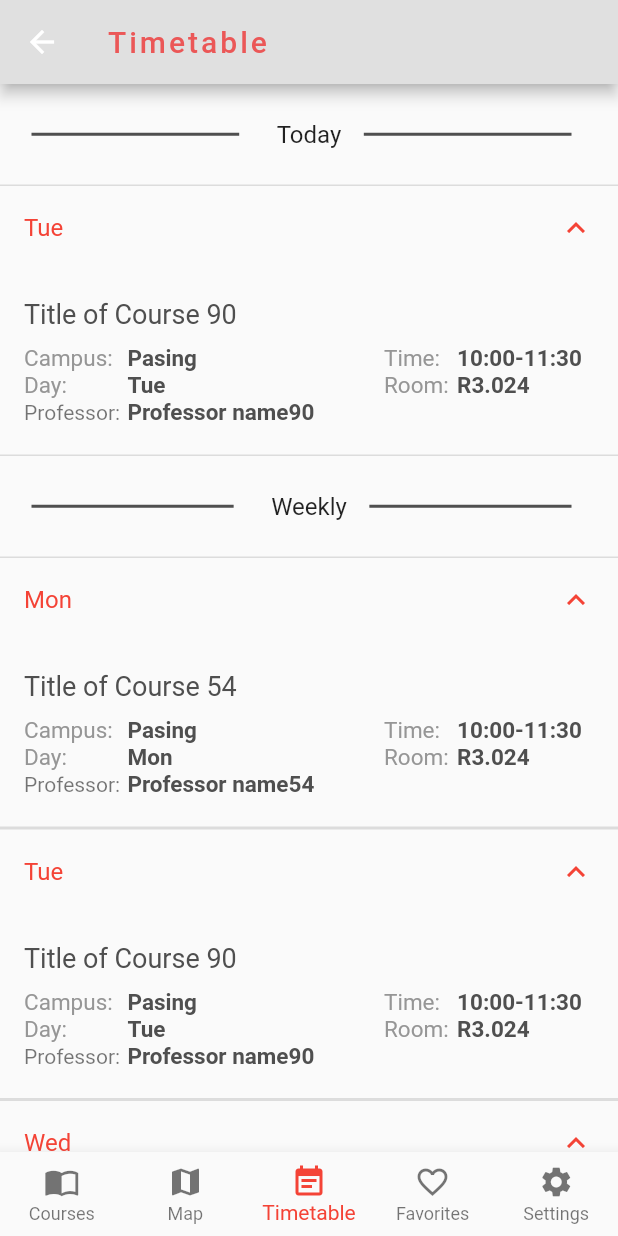
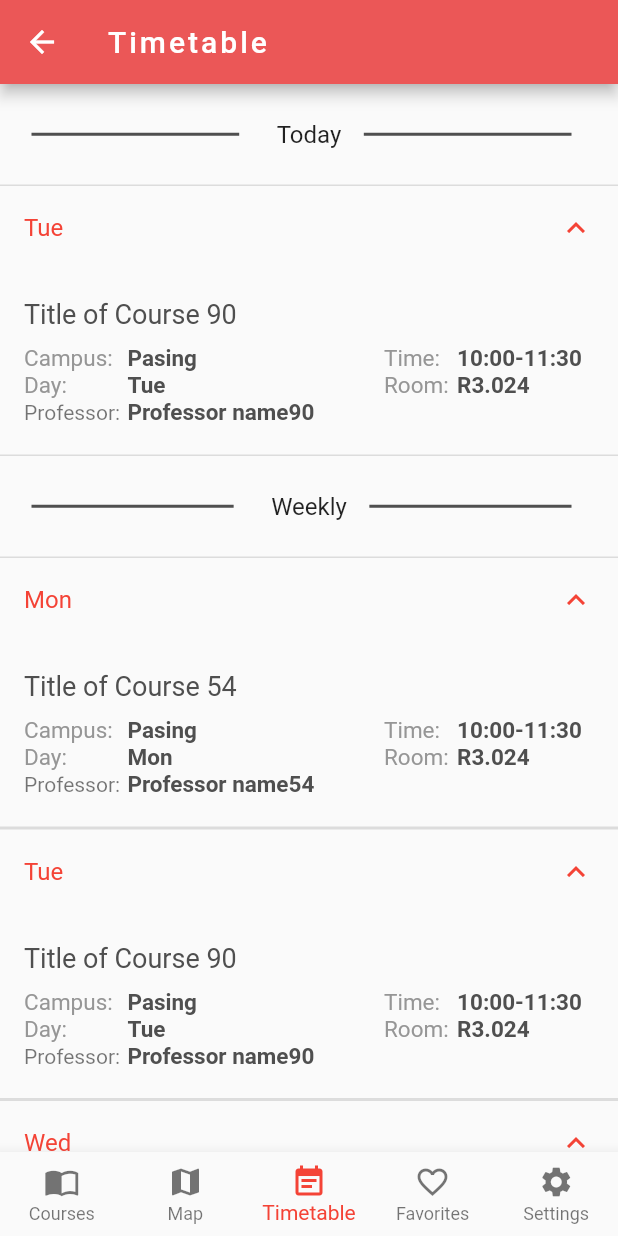
Before and after one commit to mobileappdevhm/dev-team-1-cie-app-in-flutter, a Flutter app: the TabsPage screen opened by its route, on a phone screen of 412 x 824 dp. Run offline on Flutter 3.47's test engine with Material 2 defaults, Android fonts, the phone set to English and light mode, and no system bars; our stand-ins replace connectivity; missing offline and left inert: progress_hud; accounts and stored records are empty; network calls fail.

Commit message:
Pull request for theme discussion

```diff
--- a/lib/utils/cieColor.dart
+++ b/lib/utils/cieColor.dart
@@ -22,6 +22,9 @@ class CiEColor {
   //turquoise = #00a0d2 rgb(0, 160, 210)
   static const Color turquoise = const Color.fromRGBO(0, 160, 210, 1.0);
 
-  //white= #FFFFFF rgb(255, 255, 255)
+  //black = #000000 rgb(255, 255, 255)
   static const Color black = const Color.fromRGBO(0, 0, 0, 1.0);
+
+  //black = #ffffff rgb(0, 0, 0)
+  static const Color white = const Color.fromRGBO(255, 255, 255, 1.0);
 }
--- a/lib/utils/cieStyle.dart
+++ b/lib/utils/cieStyle.dart
@@ -51,7 +51,7 @@ class CiEStyle {
 
   static TextStyle getAppBarTitleStyle(BuildContext context) {
     return new TextStyle(
-        fontSize: 20.0, color: CiEColor.red, letterSpacing: 2.0);
+        fontSize: 20.0, color: CiEColor.white, letterSpacing: 2.0);
   }
 
   static double getAppBarElevation(BuildContext context) {
--- a/lib/views/tabs.dart
+++ b/lib/views/tabs.dart
@@ -60,7 +60,7 @@ class TabsPageState extends State<TabsPage> {
           textAlign: TextAlign.center,
         ),
         elevation: CiEStyle.getAppBarElevation(context),
-        backgroundColor: CiEColor.lightGray,
+        backgroundColor: CiEColor.red,
       ),
       body: new PageView(
         controller: _tabController,
```
